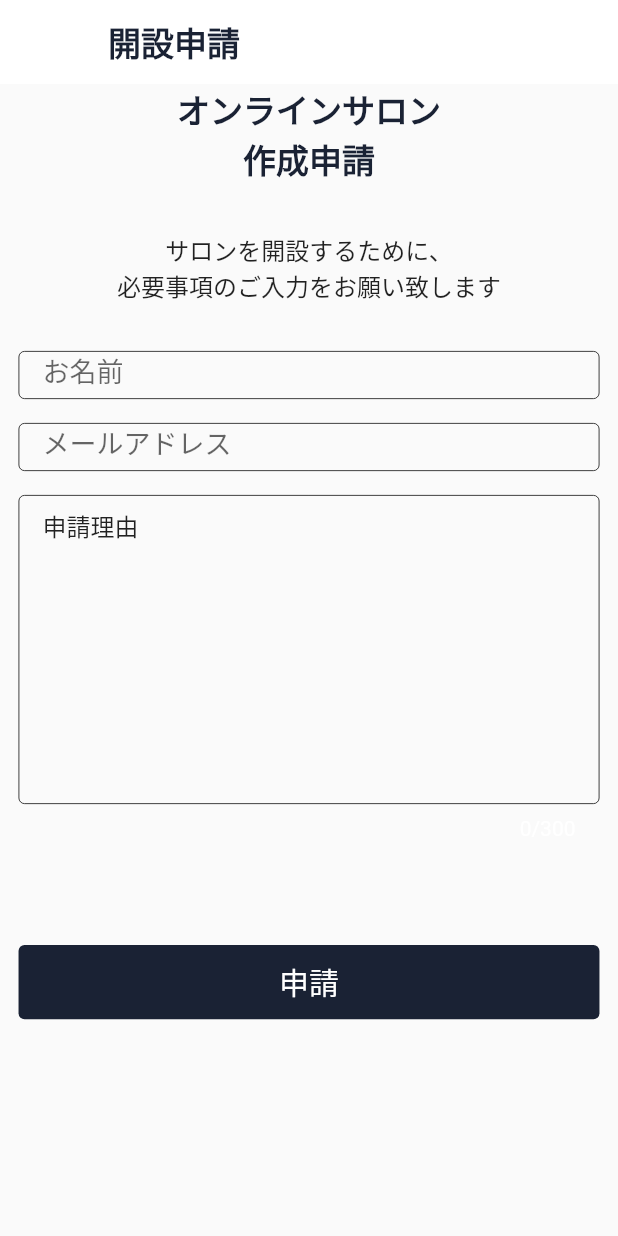
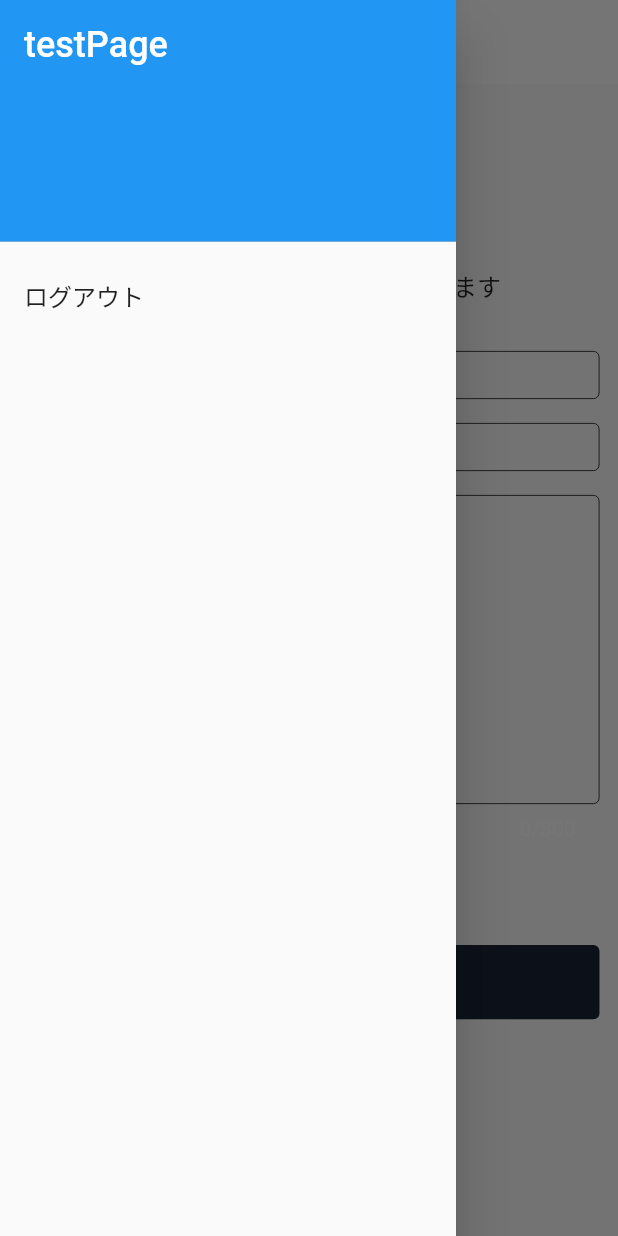
Before and after one commit to KingdomSeekersJP/salon_app, a Flutter app: the SalonApplicationScreen screen opened by its route, with the side drawer open (before the commit the screen has no drawer), on a phone screen of 412 x 824 dp. Run offline on Flutter 3.47's test engine with Material 2 defaults, Android fonts, the light colour scheme and no system bars; our stand-ins replace cloud_firestore, firebase_auth, firebase_core, google_sign_in, sign_in_with_apple; missing offline and left inert: cloud_firestore_web, firebase_auth_web, firebase_core_web, google_sign_in_web; accounts and stored records are empty; Roboto replaces fonts that are missing (NotoSansJP).

Commit message:
いつでもログアウト出来るように実装

```diff
--- a/creator/lib/screens/salon_application_screen.dart
+++ b/creator/lib/screens/salon_application_screen.dart
@@ -1,4 +1,6 @@
 import 'package:creator/common/decoration.dart';
+import 'package:creator/screens/login_screen.dart';
+import 'package:firebase_auth/firebase_auth.dart';
 import 'package:flutter/material.dart';
 
 class SalonApplicationScreen extends StatefulWidget {
@@ -28,9 +30,42 @@ class _SalonApplicationScreenState extends State<SalonApplicationScreen> {
     final screenWidth = MediaQuery.of(context).size.width;
     return Scaffold(
       appBar: AppBar(
+        iconTheme: IconThemeData(color: Colors.black),
         title: Text(
           "開設申請",
           style: Theme.of(context).textTheme.headline3,
+        ),
+      ),
+      drawer: Drawer(
+        child: ListView(
+          children: [
+            DrawerHeader(
+              child: Text(
+                "testPage",
+                style: TextStyle(
+                  fontSize: 24,
+                  color: Colors.white,
+                ),
+              ),
+              decoration: BoxDecoration(
+                color: Colors.blue,
+              ),
+            ),
+            ListTile(
+              title: Text("ログアウト"),
+              onTap: () async {
+                print("ログアウトボタンを押した");
+                await FirebaseAuth.instance.signOut();
+                await Navigator.of(context).pushReplacement(
+                  MaterialPageRoute(
+                    builder: (context) {
+                      return LoginScreen();
+                    },
+                  ),
+                );
+              },
+            )
+          ],
         ),
       ),
       body: SafeArea(
```
Also changed, not shown: creator/lib/screens/home_screen.dart (+34 -0 lines), 1 other file.
